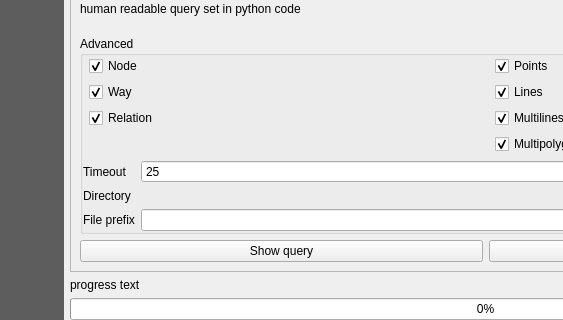
Old version of the form QuickOSM/resources/ui/main_window.ui in the repository 3liz/QuickOSM; both pictures show x 89 to 652 and y 547 to 867 of the 990 by 867 pixel window.
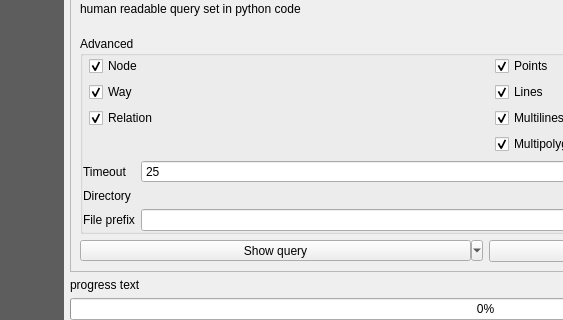
New version of the form. The open tabs and pages were chosen to show the change. Custom widgets are drawn as their Qt base class.

Patch:
```diff
--- a/QuickOSM/resources/ui/main_window.ui
+++ b/QuickOSM/resources/ui/main_window.ui
@@ -543,10 +543,31 @@
              <item>
               <layout class="QHBoxLayout" name="horizontalLayout">
                <item>
-                <widget class="QPushButton" name="button_show_query">
+                <widget class="QToolButton" name="button_show_query">
+                 <property name="sizePolicy">
+                  <sizepolicy hsizetype="Minimum" vsizetype="Fixed">
+                   <horstretch>0</horstretch>
+                   <verstretch>0</verstretch>
+                  </sizepolicy>
+                 </property>
+                 <property name="layoutDirection">
+                  <enum>Qt::LeftToRight</enum>
+                 </property>
                  <property name="text">
                   <string>Show query</string>
                  </property>
+                 <property name="checkable">
+                  <bool>false</bool>
+                 </property>
+                 <property name="popupMode">
+                  <enum>QToolButton::MenuButtonPopup</enum>
+                 </property>
+                 <property name="toolButtonStyle">
+                  <enum>Qt::ToolButtonTextOnly</enum>
+                 </property>
+                 <property name="arrowType">
+                  <enum>Qt::NoArrow</enum>
+                 </property>
                 </widget>
                </item>
                <item>
```
Left out of the diff: 18 changed lines with no effect on the pictures.
